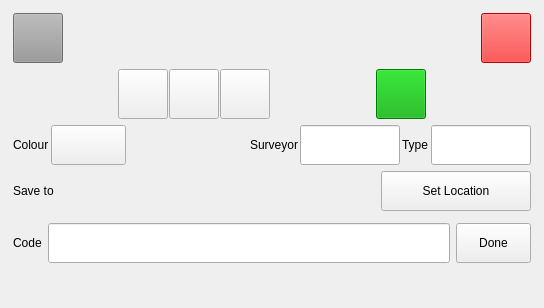
Before: the Qt Designer form digital_sketch_mapping_tool_dockwidget_base.ui in Esk-Spatial/QGIS_forest_health_sketch_tool, drawn with Qt 5.
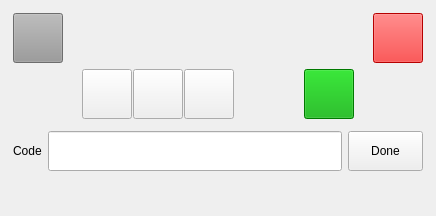
After: the same form once the commit is applied. Icons and pictures are not drawn. Custom widgets are drawn as their Qt base class.

Commit message: updated the layout. moved layer and colours to settings screen

```diff
--- a/digital_sketch_mapping_tool_dockwidget_base.ui
+++ b/digital_sketch_mapping_tool_dockwidget_base.ui
@@ -6,8 +6,8 @@
    <rect>
     <x>0</x>
     <y>0</y>
-    <width>544</width>
-    <height>308</height>
+    <width>436</width>
+    <height>216</height>
    </rect>
   </property>
   <property name="windowTitle">
@@ -367,268 +367,6 @@
          </layout>
         </widget>
        </item>
-       <item>
-        <widget class="QFrame" name="colourFrame">
-         <property name="font">
-          <font>
-           <pointsize>9</pointsize>
-          </font>
-         </property>
-         <property name="frameShape">
-          <enum>QFrame::NoFrame</enum>
-         </property>
-         <property name="frameShadow">
-          <enum>QFrame::Raised</enum>
-         </property>
-         <layout class="QHBoxLayout" name="horizontalLayout_3">
-          <property name="spacing">
-           <number>2</number>
-          </property>
-          <property name="leftMargin">
-           <number>2</number>
-          </property>
-          <property name="topMargin">
-           <number>2</number>
-          </property>
-          <property name="rightMargin">
-           <number>2</number>
-          </property>
-          <property name="bottomMargin">
-           <number>2</number>
-          </property>
-          <item>
-           <widget class="QLabel" name="colourLabel">
-            <property name="maximumSize">
-             <size>
-              <width>16777215</width>
-              <height>40</height>
-             </size>
-            </property>
-            <property name="font">
-             <font>
-              <pointsize>9</pointsize>
-              <weight>50</weight>
-              <bold>false</bold>
-             </font>
-            </property>
-            <property name="text">
-             <string>Colour</string>
-            </property>
-           </widget>
-          </item>
-          <item>
-           <widget class="QgsColorButton" name="mColorButton">
-            <property name="minimumSize">
-             <size>
-              <width>75</width>
-              <height>40</height>
-             </size>
-            </property>
-            <property name="maximumSize">
-             <size>
-              <width>75</width>
-              <height>40</height>
-             </size>
-            </property>
-            <property name="iconSize">
-             <size>
-              <width>50</width>
-              <height>34</height>
-             </size>
-            </property>
-            <property name="color">
-             <color alpha="122">
-              <red>61</red>
-              <green>198</green>
-              <blue>23</blue>
-             </color>
-            </property>
-            <property name="allowOpacity">
-             <bool>true</bool>
-            </property>
-            <property name="defaultColor">
-             <color alpha="122">
-              <red>61</red>
-              <green>198</green>
-              <blue>23</blue>
-             </color>
-            </property>
-           </widget>
-          </item>
-          <item>
-           <spacer name="horizontalSpacer_2">
-            <property name="orientation">
-             <enum>Qt::Horizontal</enum>
-            </property>
-            <property name="sizeHint" stdset="0">
-             <size>
-              <width>40</width>
-              <height>20</height>
-             </size>
-            </property>
-           </spacer>
-          </item>
-          <item>
-           <widget class="QLabel" name="SurveyourLabel">
-            <property name="font">
-             <font>
-              <pointsize>9</pointsize>
-             </font>
-            </property>
-            <property name="text">
-             <string>Surveyor</string>
-            </property>
-           </widget>
-          </item>
-          <item>
-           <widget class="QLineEdit" name="surveyourLineEdit">
-            <property name="minimumSize">
-             <size>
-              <width>100</width>
-              <height>40</height>
-             </size>
-            </property>
-            <property name="maximumSize">
-             <size>
-              <width>100</width>
-              <height>40</height>
-             </size>
-            </property>
-            <property name="font">
-             <font>
-              <pointsize>9</pointsize>
-             </font>
-            </property>
-           </widget>
-          </item>
-          <item>
-           <widget class="QLabel" name="typeLabel">
-            <property name="font">
-             <font>
-              <pointsize>9</pointsize>
-             </font>
-            </property>
-            <property name="text">
-             <string>Type</string>
-            </property>
-           </widget>
-          </item>
-          <item>
-           <widget class="QLineEdit" name="typeLineEdit">
-            <property name="minimumSize">
-             <size>
-              <width>100</width>
-              <height>40</height>
-             </size>
-            </property>
-            <property name="maximumSize">
-             <size>
-              <width>100</width>
-              <height>40</height>
-             </size>
-            </property>
-           </widget>
-          </item>
-         </layout>
-        </widget>
-       </item>
-       <item>
-        <widget class="QFrame" name="folderFrame">
-         <property name="frameShape">
-          <enum>QFrame::NoFrame</enum>
-         </property>
-         <property name="frameShadow">
-          <enum>QFrame::Raised</enum>
-         </property>
-         <layout class="QHBoxLayout" name="horizontalLayout">
-          <property name="spacing">
-           <number>2</number>
-          </property>
-          <property name="leftMargin">
-           <number>2</number>
-          </property>
-          <property name="topMargin">
-           <number>2</number>
-          </property>
-          <property name="rightMargin">
-           <number>2</number>
-          </property>
-          <property name="bottomMargin">
-           <number>2</number>
-          </property>
-          <item>
-           <widget class="QLabel" name="folderLbl">
-            <property name="font">
-             <font>
-              <pointsize>9</pointsize>
-              <weight>50</weight>
-              <bold>false</bold>
-             </font>
-            </property>
-            <property name="text">
-             <string>Save to</string>
-            </property>
-           </widget>
-          </item>
-          <item>
-           <widget class="QgsFileWidget" name="folderQgsFileWidget">
-            <property name="minimumSize">
-             <size>
-              <width>0</width>
-              <height>40</height>
-             </size>
-            </property>
-            <property name="maximumSize">
-             <size>
-              <width>16777215</width>
-              <height>40</height>
-             </size>
-            </property>
-            <property name="font">
-             <font>
-              <pointsize>9</pointsize>
-             </font>
-            </property>
-            <property name="storageMode">
-             <enum>QgsFileWidget::GetDirectory</enum>
-            </property>
-            <property name="relativeStorage">
-             <enum>QgsFileWidget::RelativeProject</enum>
-            </property>
-            <property name="options">
-             <set>QFileDialog::ShowDirsOnly</set>
-            </property>
-           </widget>
-          </item>
-          <item>
-           <widget class="QPushButton" name="setFolderPushButton">
-            <property name="minimumSize">
-             <size>
-              <width>120</width>
-              <height>40</height>
-             </size>
-            </property>
-            <property name="maximumSize">
-             <size>
-              <width>150</width>
-              <height>40</height>
-             </size>
-            </property>
-            <property name="font">
-             <font>
-              <pointsize>9</pointsize>
-              <weight>50</weight>
-              <bold>false</bold>
-             </font>
-            </property>
-            <property name="text">
-             <string>Set Location</string>
-            </property>
-           </widget>
-          </item>
-         </layout>
-        </widget>
-       </item>
        <item>
         <widget class="QFrame" name="frame_3">
          <property name="frameShape">
@@ -777,18 +515,6 @@
    </layout>
   </widget>
  </widget>
- <customwidgets>
-  <customwidget>
-   <class>QgsColorButton</class>
-   <extends>QToolButton</extends>
-   <header>qgscolorbutton.h</header>
-  </customwidget>
-  <customwidget>
-   <class>QgsFileWidget</class>
-   <extends>QWidget</extends>
-   <header>qgsfilewidget.h</header>
-  </customwidget>
- </customwidgets>
  <resources/>
  <connections/>
 </ui>
```
The commit also changes 11 other files.
